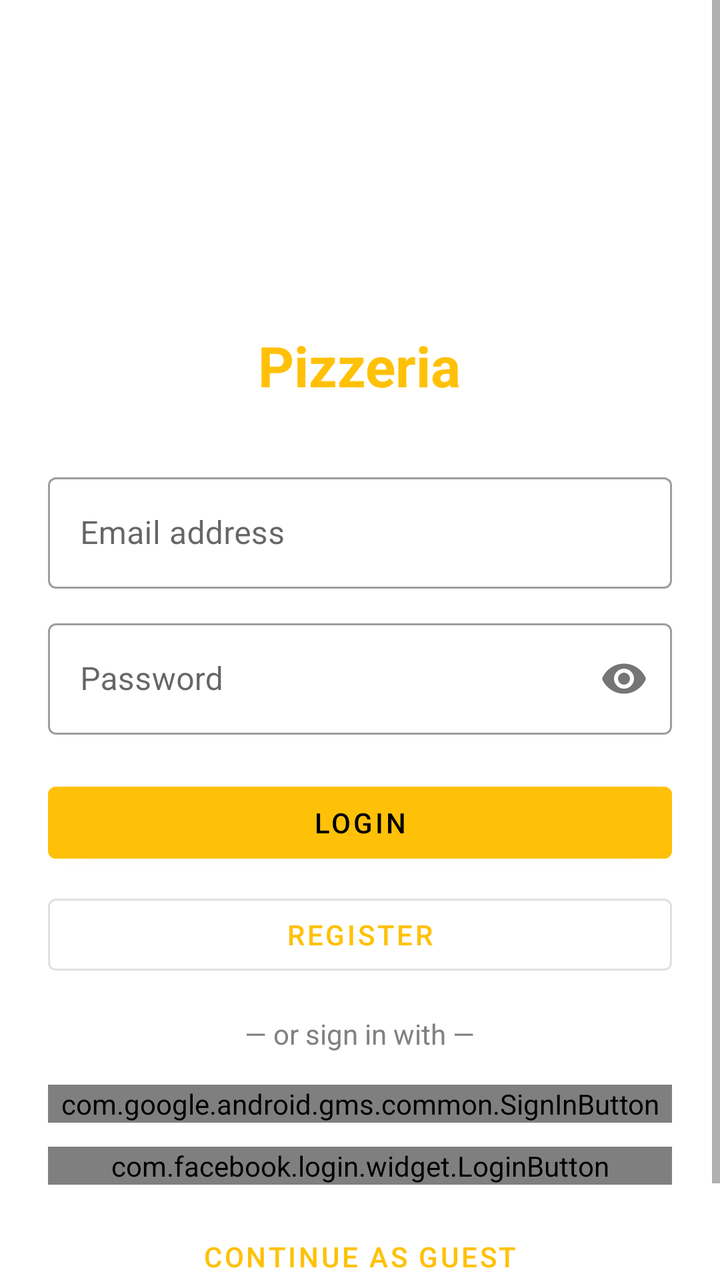
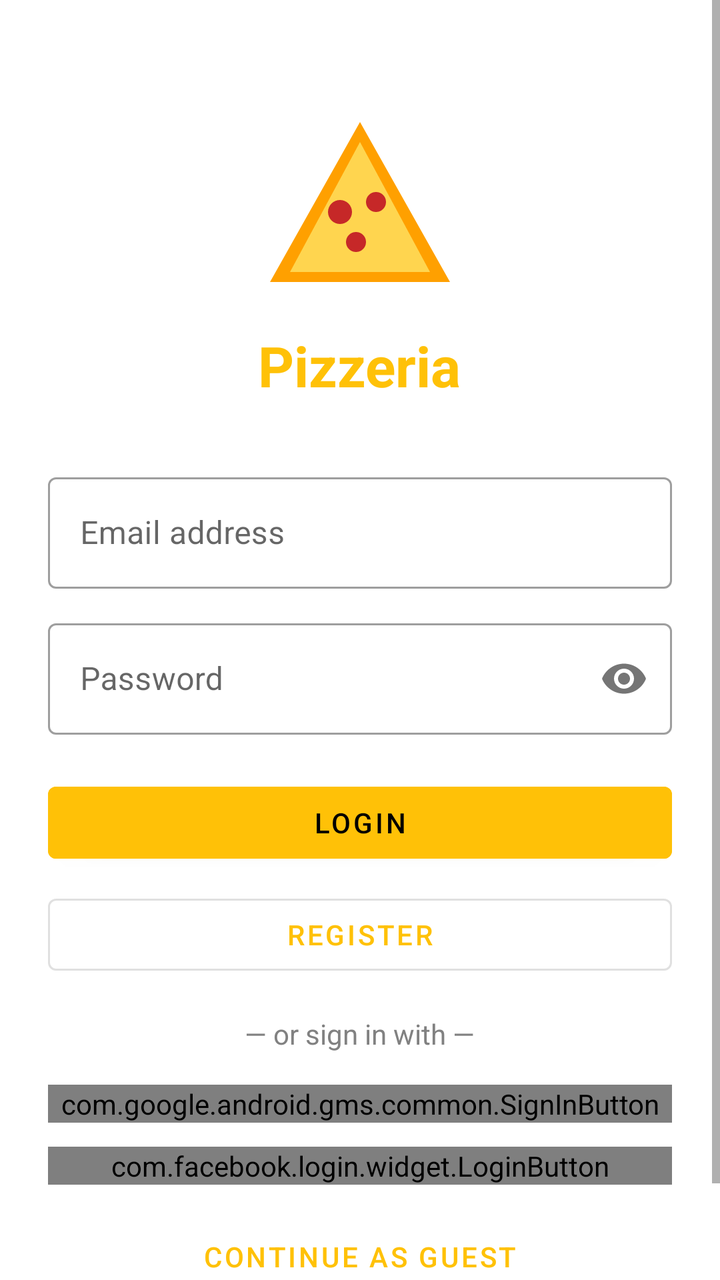

Before-and-after screenshots of an Android layout around one commit, followed by the original layout XML and the change that was made.
<!-- AndroidManifest.xml: application theme Theme.Pizzeria -->
<!-- res/layout/activity_login.xml -->
<?xml version="1.0" encoding="utf-8"?>
<ScrollView
    xmlns:android="http://schemas.android.com/apk/res/android"
    android:layout_width="match_parent"
    android:layout_height="match_parent"
    android:background="@color/white"
    android:fillViewport="true">

    <LinearLayout
        android:layout_width="match_parent"
        android:layout_height="wrap_content"
        android:orientation="vertical"
        android:padding="24dp"
        android:gravity="center_horizontal">

        
        <ImageView
            android:layout_width="100dp"
            android:layout_height="100dp"
            android:src="@mipmap/ic_launcher"
            android:layout_marginTop="32dp"
            android:layout_marginBottom="8dp"/>

        <TextView
            android:layout_width="wrap_content"
            android:layout_height="wrap_content"
            android:text="@string/app_name"
            android:textSize="28sp"
            android:textStyle="bold"
            android:textColor="@color/colorPrimaryYellow"
            android:layout_marginBottom="32dp"/>

        
        <com.google.android.material.textfield.TextInputLayout
            android:layout_width="match_parent"
            android:layout_height="wrap_content"
            android:hint="@string/hint_email"
            style="@style/Widget.MaterialComponents.TextInputLayout.OutlinedBox"
            android:layout_marginBottom="12dp">

            <com.google.android.material.textfield.TextInputEditText
                android:id="@+id/etEmail"
                android:layout_width="match_parent"
                android:layout_height="wrap_content"
                android:inputType="textEmailAddress"/>
        </com.google.android.material.textfield.TextInputLayout>

        
        <com.google.android.material.textfield.TextInputLayout
            android:layout_width="match_parent"
            android:layout_height="wrap_content"
            android:hint="@string/hint_password"
            style="@style/Widget.MaterialComponents.TextInputLayout.OutlinedBox"
            app:passwordToggleEnabled="true"
            android:layout_marginBottom="20dp"
            xmlns:app="http://schemas.android.com/apk/res-auto">

            <com.google.android.material.textfield.TextInputEditText
                android:id="@+id/etPassword"
                android:layout_width="match_parent"
                android:layout_height="wrap_content"
                android:inputType="textPassword"/>
        </com.google.android.material.textfield.TextInputLayout>

        
        <com.google.android.material.button.MaterialButton
            android:id="@+id/btnEmailLogin"
            android:layout_width="match_parent"
            android:layout_height="wrap_content"
            android:text="@string/login"
            android:backgroundTint="@color/colorPrimaryYellow"
            android:textColor="@color/black"
            android:layout_marginBottom="8dp"/>

        
        <com.google.android.material.button.MaterialButton
            android:id="@+id/btnGoRegister"
            android:layout_width="match_parent"
            android:layout_height="wrap_content"
            android:text="@string/register"
            style="@style/Widget.MaterialComponents.Button.OutlinedButton"
            android:layout_marginBottom="16dp"/>

        <TextView
            android:layout_width="wrap_content"
            android:layout_height="wrap_content"
            android:text="@string/or_sign_in_with"
            android:textColor="@color/grey"
            android:layout_marginBottom="16dp"/>

        
        <com.google.android.gms.common.SignInButton
            android:id="@+id/btnGoogle"
            android:layout_width="match_parent"
            android:layout_height="wrap_content"
            android:layout_marginBottom="12dp"/>

        
        <com.facebook.login.widget.LoginButton
            android:id="@+id/btnFacebook"
            android:layout_width="match_parent"
            android:layout_height="wrap_content"
            android:layout_marginBottom="12dp"/>

        
        <com.google.android.material.button.MaterialButton
            android:id="@+id/btnAnonymous"
            android:layout_width="match_parent"
            android:layout_height="wrap_content"
            android:text="@string/continue_anonymous"
            style="@style/Widget.MaterialComponents.Button.TextButton"
            android:layout_marginBottom="16dp"/>

        
        <ProgressBar
            android:id="@+id/progressBar"
            android:layout_width="wrap_content"
            android:layout_height="wrap_content"
            android:visibility="gone"/>

    </LinearLayout>
</ScrollView>
<!-- resources referenced by this layout -->
<resources>
  <color name="black">#FF000000</color>
  <color name="colorPrimaryYellow">#FFC107</color>
  <color name="grey">#818181</color>
  <color name="white">#FFFFFFFF</color>
  <!-- mipmap ic_launcher (mipmap-anydpi-v26) -->
  <?xml version="1.0" encoding="utf-8"?>
  <adaptive-icon xmlns:android="http://schemas.android.com/apk/res/android">
      <background android:drawable="@drawable/ic_launcher_background"/>
      <foreground android:drawable="@drawable/ic_launcher_foreground"/>
  </adaptive-icon>
  <string name="app_name">Pizzeria</string>
  <string name="continue_anonymous">Continue as Guest</string>
  <string name="hint_email">Email address</string>
  <string name="hint_password">Password</string>
  <string name="login">Login</string>
  <string name="or_sign_in_with">— or sign in with —</string>
  <string name="register">Register</string>
  <style name="Theme.Pizzeria" parent="Theme.MaterialComponents.Light.NoActionBar">
          <item name="colorPrimary">@color/colorPrimaryYellow</item>
          <item name="colorPrimaryVariant">@color/colorPrimaryYellowDark</item>
          <item name="colorOnPrimary">@color/black</item>
          <item name="android:statusBarColor">@color/colorPrimaryYellow</item>
          <item name="android:navigationBarColor">@color/colorPrimaryYellow</item>
      </style>
  <!-- drawable ic_launcher_background (drawable) -->
  <?xml version="1.0" encoding="utf-8"?>
  <shape xmlns:android="http://schemas.android.com/apk/res/android">
      <solid android:color="#FFC107"/>
  </shape>
  <!-- drawable ic_launcher_foreground (drawable) -->
  <vector xmlns:android="http://schemas.android.com/apk/res/android"
      android:width="108dp"
      android:height="108dp"
      android:viewportWidth="24"
      android:viewportHeight="24"
      android:tint="#000000">
    <group android:scaleX="0.58"
        android:scaleY="0.58"
        android:translateX="5.04"
        android:translateY="5.04">
      <path
          android:fillColor="@android:color/white"
          android:pathData="M12,2C8.43,2 5.23,3.54 3.01,6L12,22l8.99,-16C18.78,3.55 15.57,2 12,2zM7,7c0,-1.1 0.9,-2 2,-2s2,0.9 2,2 -0.9,2 -2,2 -2,-0.9 -2,-2zM12,15c-1.1,0 -2,-0.9 -2,-2s0.9,-2 2,-2 2,0.9 2,2 -0.9,2 -2,2z"/>
    </group>
  </vector>
  <color name="colorPrimaryYellowDark">#FFA000</color>
</resources>

<!-- the commit's change to res/layout/activity_login.xml (unified diff, before → after) -->
@@ -17,7 +17,7 @@
         <ImageView
             android:layout_width="100dp"
             android:layout_height="100dp"
-            android:src="@mipmap/ic_launcher"
+            android:src="@drawable/ic_pizza"
             android:layout_marginTop="32dp"
             android:layout_marginBottom="8dp"/>
 
<!-- resource entries referenced after the edit -->
@@ -4,12 +4,29 @@
   <color name="colorPrimaryYellow">#FFC107</color>
   <color name="grey">#818181</color>
   <color name="white">#FFFFFFFF</color>
-  <!-- mipmap ic_launcher (mipmap-anydpi-v26) -->
+  <!-- drawable ic_pizza (drawable) -->
   <?xml version="1.0" encoding="utf-8"?>
-  <adaptive-icon xmlns:android="http://schemas.android.com/apk/res/android">
-      <background android:drawable="@drawable/ic_launcher_background"/>
-      <foreground android:drawable="@drawable/ic_launcher_foreground"/>
-  </adaptive-icon>
+  <vector xmlns:android="http://schemas.android.com/apk/res/android"
+      android:width="100dp"
+      android:height="100dp"
+      android:viewportWidth="100"
+      android:viewportHeight="100">
+    <path
+        android:fillColor="#FFA000"
+        android:pathData="M50,5 L95,85 L5,85 Z"/>
+    <path
+        android:fillColor="#FFD54F"
+        android:pathData="M50,15 L85,80 L15,80 Z"/>
+    <path
+        android:fillColor="#C62828"
+        android:pathData="M40,50 m-6,0 a6,6 0 1,0 12,0 a6,6 0 1,0 -12,0"/>
+    <path
+        android:fillColor="#C62828"
+        android:pathData="M58,45 m-5,0 a5,5 0 1,0 10,0 a5,5 0 1,0 -10,0"/>
+    <path
+        android:fillColor="#C62828"
+        android:pathData="M48,65 m-5,0 a5,5 0 1,0 10,0 a5,5 0 1,0 -10,0"/>
+  </vector>
   <string name="app_name">Pizzeria</string>
   <string name="continue_anonymous">Continue as Guest</string>
   <string name="hint_email">Email address</string>
@@ -24,27 +41,6 @@
           <item name="android:statusBarColor">@color/colorPrimaryYellow</item>
           <item name="android:navigationBarColor">@color/colorPrimaryYellow</item>
       </style>
-  <!-- drawable ic_launcher_background (drawable) -->
-  <?xml version="1.0" encoding="utf-8"?>
-  <shape xmlns:android="http://schemas.android.com/apk/res/android">
-      <solid android:color="#FFC107"/>
-  </shape>
-  <!-- drawable ic_launcher_foreground (drawable) -->
-  <vector xmlns:android="http://schemas.android.com/apk/res/android"
-      android:width="108dp"
-      android:height="108dp"
-      android:viewportWidth="24"
-      android:viewportHeight="24"
-      android:tint="#000000">
-    <group android:scaleX="0.58"
-        android:scaleY="0.58"
-        android:translateX="5.04"
-        android:translateY="5.04">
-      <path
-          android:fillColor="@android:color/white"
-          android:pathData="M12,2C8.43,2 5.23,3.54 3.01,6L12,22l8.99,-16C18.78,3.55 15.57,2 12,2zM7,7c0,-1.1 0.9,-2 2,-2s2,0.9 2,2 -0.9,2 -2,2 -2,-0.9 -2,-2zM12,15c-1.1,0 -2,-0.9 -2,-2s0.9,-2 2,-2 2,0.9 2,2 -0.9,2 -2,2z"/>
-    </group>
-  </vector>
   <color name="colorPrimaryYellowDark">#FFA000</color>
 </resources>
 
